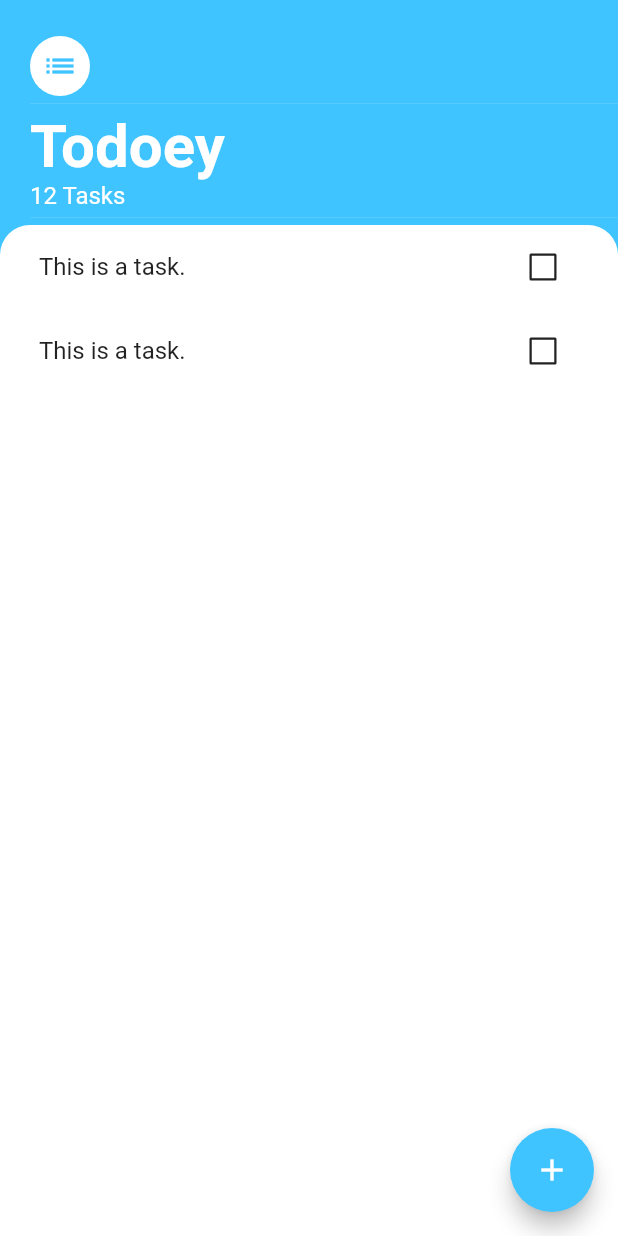
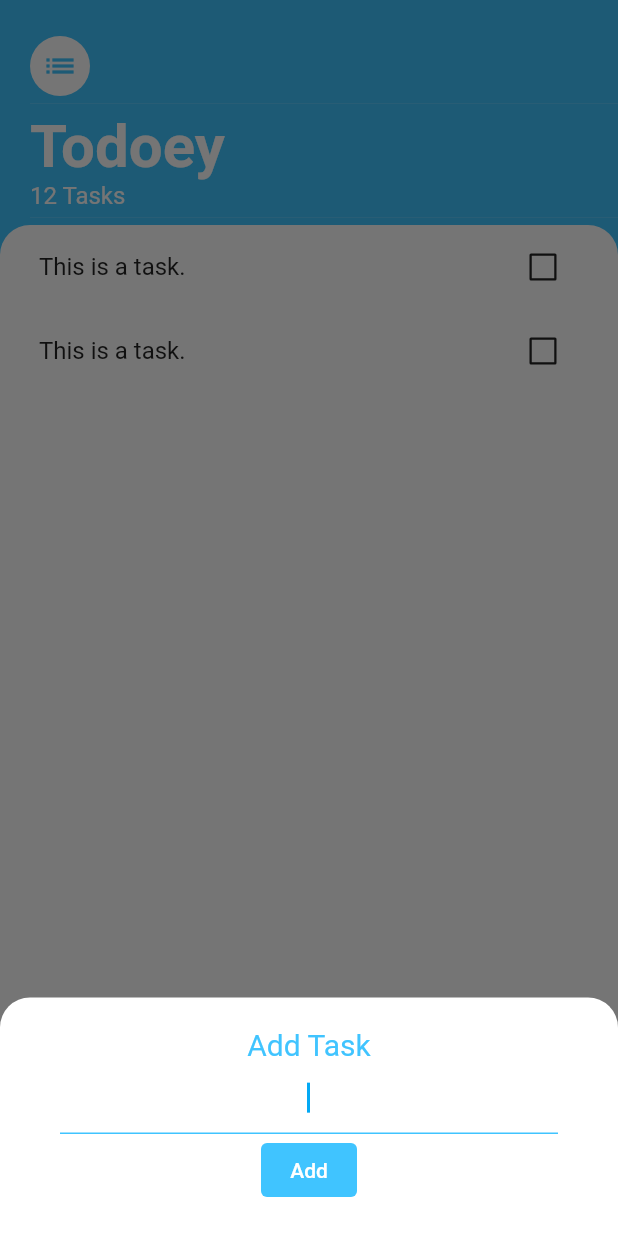
Before and after one commit to mercz85/x01_flutter_basics, a Flutter app: the TasksScreen screen opened directly, after a tap on the "add" icon, on a phone screen of 412 x 824 dp. Run offline on Flutter 3.47's test engine with Material 2 defaults, Android fonts, the phone set to English and light mode, and no system bars; our stand-ins replace animated_text_kit, audioplayers, cloud_firestore, firebase_auth, firebase_core, flutter_spinkit and 6 more; missing offline and left inert: dart:ffi; accounts and stored records are empty; generated files the repository leaves out were written again.

Commit message:
TO DO page full UI

```diff
--- /dev/null
+++ b/lib/pages/Page3/to_do/add_task_screen.dart
@@ -0,0 +1,65 @@
+import 'package:flutter/material.dart';
+
+class AddTaskScreen extends StatelessWidget {
+  const AddTaskScreen({Key? key}) : super(key: key);
+
+  @override
+  Widget build(BuildContext context) {
+    return Container(
+      decoration: BoxDecoration(
+        color: Colors.white,
+        borderRadius: BorderRadius.only(
+          topLeft: Radius.circular(20),
+          topRight: Radius.circular(20),
+        ),
+      ),
+      child: Padding(
+        padding: const EdgeInsets.symmetric(
+          vertical: 20.0,
+          horizontal: 40,
+        ),
+        child: Column(
+          children: [
+            const Text(
+              'Add Task',
+              textAlign: TextAlign.center,
+              style: TextStyle(
+                color: Colors.lightBlueAccent,
+                fontSize: 20,
+              ),
+            ),
+            TextField(
+              style: const TextStyle(
+                color: Colors.black87,
+              ),
+              cursorColor: Colors.lightBlue,
+              cursorHeight: 20,
+              decoration: const InputDecoration(
+                enabledBorder: UnderlineInputBorder(
+                  borderSide: BorderSide(color: Colors.lightBlueAccent),
+                ),
+                focusedBorder: UnderlineInputBorder(
+                  borderSide: BorderSide(color: Colors.lightBlueAccent),
+                ),
+              ),
+              autofocus: true, //opened keyboard
+              textAlign: TextAlign.center,
+              onChanged: (newText) {},
+            ),
+            TextButton(
+              child: const Text(
+                'Add',
+                style: TextStyle(color: Colors.white),
+              ),
+              style: ButtonStyle(
+                backgroundColor: MaterialStateColor.resolveWith(
+                    (states) => Colors.lightBlueAccent),
+              ),
+              onPressed: () {},
+            )
+          ],
+        ),
+      ),
+    );
+  }
+}
--- a/lib/pages/Page3/to_do/tasks_screen.dart
+++ b/lib/pages/Page3/to_do/tasks_screen.dart
@@ -1,4 +1,5 @@
 import 'package:flutter/material.dart';
+import 'package:x01_flutter_basics/pages/Page3/to_do/add_task_screen.dart';
 
 import 'components/task_list.dart';
 
@@ -73,7 +74,25 @@ class TasksScreen extends StatelessWidget {
         backgroundColor: Colors.lightBlueAccent,
         foregroundColor: Colors.white,
         child: const Icon(Icons.add),
-        onPressed: () {},
+        onPressed: () {
+          //[BottomSheet]
+          showModalBottomSheet(
+            //[BottomSheet size] isScrollControlled + SingleChildScrollView + MediaQuery
+            isScrollControlled: true,
+            context: context,
+            builder: (context) => SingleChildScrollView(
+              child: Container(
+                padding: EdgeInsets.only(
+                    bottom: MediaQuery.of(context).viewInsets.bottom),
+                child: AddTaskScreen(),
+              ),
+            ),
+            shape: RoundedRectangleBorder(
+              borderRadius: BorderRadius.circular(20.0),
+            ),
+            backgroundColor: Colors.transparent,
+          );
+        },
       ),
     );
   }
```
Also changed, not shown: 1 other file.
